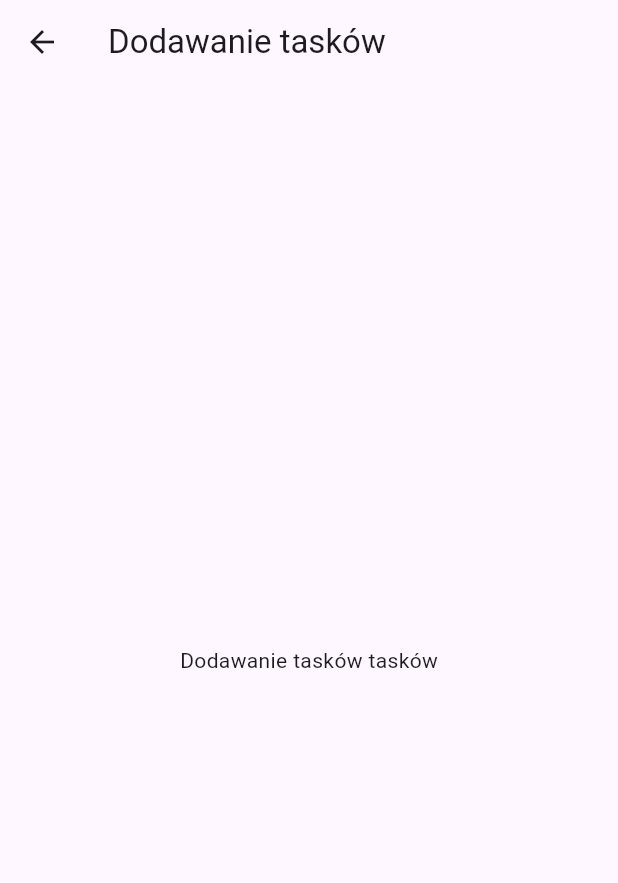
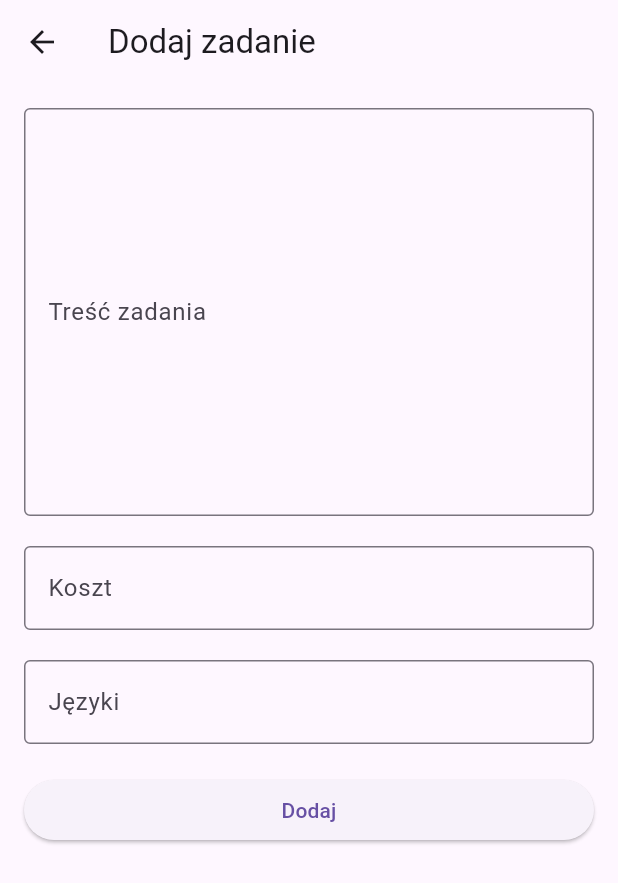
Before and after one commit to moginski01/CodeMeMaybe, a Flutter app: the AddTaskScreen screen opened directly, on a phone screen of 412 x 824 dp. Shown: the top 883 px of the screen. Run offline on Flutter 3.47's test engine with Material 3 defaults, Android fonts, the light colour scheme and no system bars; our stand-ins replace awesome_dialog, flutter_dotenv, hive; accounts and stored records are empty.

Commit message:
feat: add task

```diff
--- a/MobileApp/codememaybe/lib/add_task_screen.dart
+++ b/MobileApp/codememaybe/lib/add_task_screen.dart
@@ -1,14 +1,135 @@
 import 'package:flutter/material.dart';
+import 'package:awesome_dialog/awesome_dialog.dart';
+import 'package:http/http.dart' as http;
+import 'dart:convert';
+import 'package:flutter_dotenv/flutter_dotenv.dart';
+import 'package:hive/hive.dart';
 
-class AddTaskScreen extends StatelessWidget {
+
+class AddTaskScreen extends StatefulWidget {
+  @override
+  _AddTaskScreenState createState() => _AddTaskScreenState();
+}
+
+class _AddTaskScreenState extends State<AddTaskScreen> {
+  TextEditingController taskController = TextEditingController();
+  TextEditingController costController = TextEditingController();
+  TextEditingController languageController = TextEditingController();
+  String userToken = "";
+  String userMail = "";
+
+  @override
+  void dispose() {
+    taskController.dispose();
+    costController.dispose();
+    languageController.dispose();
+    super.dispose();
+  }
+
+  Future<void> _sendPostRequest(String content, int cost, List<String> languages) async {
+    const apiUrl = 'http://10.0.2.2:4000/api/tasks/new_task'; // Zastąp to adresem URL twojego endpointu API
+    var boxName = dotenv.get('BOX_NAME').toString();
+    var key = dotenv.get('BOX_JWT_KEY').toString();
+
+    var keyBox = await Hive.openBox(boxName);
+    // var data = convert.jsonDecode(response.body);
+    var userInfo = keyBox.get(key);
+    userToken = userInfo['token'];
+    userMail = userInfo['email'];
+
+
+    final newTaskData = {
+      'content': content,
+      'cost': cost.toString(),
+      'languages': languages,
+      'authorEmail': userMail,
+    };
+
+    try {
+      final response = await http.post(
+        Uri.parse(apiUrl),
+        headers: {
+          'Authorization': 'Bearer $userToken',
+          'Content-Type': 'application/json',
+        },
+        body: jsonEncode(newTaskData),
+      );
+
+      if (response.statusCode == 200) {
+        // Tutaj obsłuż odpowiedź, jeśli jest potrzebne
+        print('Sukces: ${response.body}');
+      } else {
+        // Obsługa błędu
+        print('Błąd: ${response.reasonPhrase}');
+        print('tresc: ${response.body}');
+      }
+    } catch (e) {
+      // Obsługa błędów podczas żądania HTTP
+      print('Wystąpił błąd: $e');
+    }
+  }
+
   @override
   Widget build(BuildContext context) {
     return Scaffold(
       appBar: AppBar(
-        title: Text('Dodawanie tasków'),
+        title: Text('Dodaj zadanie'),
       ),
-      body: Center(
-        child: Text('Dodawanie tasków tasków'),
+      body: Padding(
+        padding: EdgeInsets.all(16.0),
+        child: Column(
+          crossAxisAlignment: CrossAxisAlignment.stretch,
+          children: <Widget>[
+            TextFormField(
+              controller: taskController,
+              maxLines: 10,
+              decoration: InputDecoration(
+                labelText: 'Treść zadania',
+                border: OutlineInputBorder(),
+              ),
+            ),
+            SizedBox(height: 20),
+            TextFormField(
+              controller: costController,
+              keyboardType: TextInputType.numberWithOptions(decimal: true),
+              decoration: InputDecoration(
+                labelText: 'Koszt',
+                border: OutlineInputBorder(),
+              ),
+            ),
+            SizedBox(height: 20),
+            TextFormField(
+              controller: languageController,
+              decoration: InputDecoration(
+                labelText: 'Języki',
+                border: OutlineInputBorder(),
+              ),
+            ),
+            SizedBox(height: 20),
+            ElevatedButton(
+              onPressed: () {
+                // Wyświetlenie AwesomeDialog po kliknięciu przycisku "Dodaj"
+                String taskText = taskController.text;
+                int costText = int.tryParse(costController.text) ?? 0;
+                String languageText = languageController.text;
+                List<String> languagesList = languageText.split(',').map((language) => language.trim()).toList();
+
+                AwesomeDialog(
+                  context: context,
+                  dialogType: DialogType.info,
+                  animType: AnimType.rightSlide,
+                  title: 'Task details',
+                  desc: 'Zadanie: $taskText\nKoszt: $costText\nJęzyki: $languageText',
+                  btnCancelOnPress: () {},
+                  btnOkOnPress: () async {
+                    await _sendPostRequest(taskText, costText, languagesList);
+                  },
+                )..show();
+              },
+              child: Text('Dodaj'),
+            ),
+          ],
+        ),
       ),
     );
   }
--- a/MobileApp/codememaybe/lib/tasks_list_screen.dart
+++ b/MobileApp/codememaybe/lib/tasks_list_screen.dart
@@ -81,11 +81,11 @@ class _TaskScreenState extends State<TaskScreen> {
           final response = await http.patch(
             Uri.parse('http://10.0.2.2:4000/api/tasks'),
             headers: {
-              'Authorization': 'Bearer eyJhbGciOiJIUzI1NiIsInR5cCI6IkpXVCJ9.eyJfaWQiOiI2NDI5OGZkMmExYTc3YzU4ZTUxYThjMjYiLCJpYXQiOjE3MDExMDYxNjksImV4cCI6MTcwMTM2NTM2OX0.BHn3EK1-oLVTJhqkQXwx-l5jvfCitNc6uhyirGKJFwA',
+              'Authorization': 'Bearer $userToken',
               'Content-Type': 'application/json',
             },
             body: jsonEncode({
-              'email': 'test@gmail.com',
+              'email': 'userMail',
               'taskID': task['_id'], // Przekazanie ID zadania
             }),
           );
```
